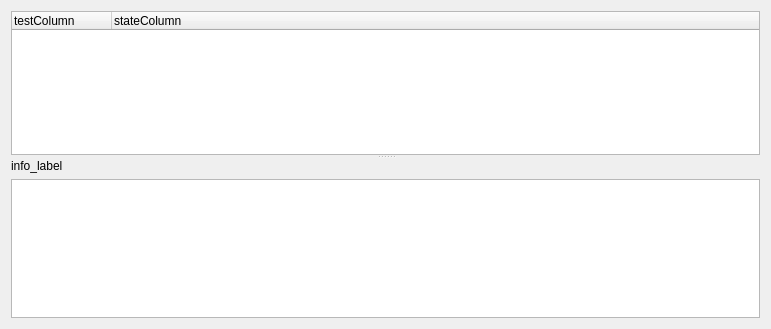
Old version of the form src/plugins/test_runner/src/ui/TestView.ui in the repository dualword/ugene-qt4.
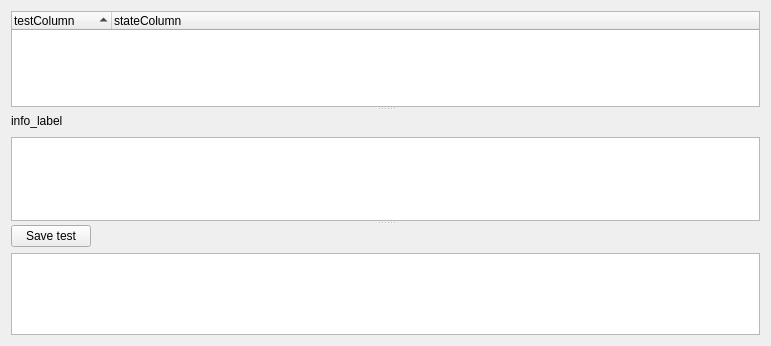
New version of the form.

What changed in the file:
```diff
--- a/src/plugins/test_runner/src/ui/TestView.ui
+++ b/src/plugins/test_runner/src/ui/TestView.ui
@@ -1,27 +1,27 @@
 <ui version="4.0" >
  <class>TestView</class>
- <widget class="QWidget" name="TestView" >
-  <property name="geometry" >
+ <widget class="QWidget" name="TestView">
+  <property name="geometry">
    <rect>
     <x>0</x>
     <y>0</y>
     <width>771</width>
-    <height>329</height>
+    <height>346</height>
    </rect>
   </property>
   <property name="windowTitle" >
    <string>utf_view_title</string>
   </property>
-  <layout class="QVBoxLayout" name="verticalLayout_2" >
+  <layout class="QVBoxLayout" name="verticalLayout_3">
    <item>
-    <widget class="QSplitter" name="splitter" >
-     <property name="orientation" >
+    <widget class="QSplitter" name="splitter">
+     <property name="orientation">
       <enum>Qt::Vertical</enum>
      </property>
-     <property name="childrenCollapsible" >
-      <bool>false</bool>
-     </property>
-     <widget class="QTreeWidget" name="tree" >
+     <widget class="QTreeWidget" name="tree">
+      <property name="sortingEnabled">
+       <bool>true</bool>
+      </property>
       <column>
        <property name="text" >
         <string>testColumn</string>
@@ -33,17 +33,69 @@
        </property>
       </column>
      </widget>
-     <widget class="QWidget" name="layoutWidget" >
-      <layout class="QVBoxLayout" name="verticalLayout" >
+     <widget class="QWidget" name="infoWidget" native="true">
+      <layout class="QVBoxLayout" name="verticalLayout_2">
+       <property name="margin">
+        <number>0</number>
+       </property>
        <item>
-        <widget class="QLabel" name="label" >
-         <property name="text" >
-          <string>info_label</string>
+        <layout class="QHBoxLayout" name="horizontalLayout">
+         <item>
+          <widget class="QLabel" name="label">
+           <property name="enabled">
+            <bool>true</bool>
+           </property>
+           <property name="sizePolicy">
+            <sizepolicy hsizetype="Preferred" vsizetype="Preferred">
+             <horstretch>0</horstretch>
+             <verstretch>0</verstretch>
+            </sizepolicy>
+           </property>
+           <property name="text">
+            <string>info_label</string>
+           </property>
+          </widget>
+         </item>
+         <item>
+          <spacer name="horizontalSpacer">
+           <property name="orientation">
+            <enum>Qt::Horizontal</enum>
+           </property>
+           <property name="sizeHint" stdset="0">
+            <size>
+             <width>40</width>
+             <height>20</height>
+            </size>
+           </property>
+          </spacer>
+         </item>
+        </layout>
+       </item>
+       <item>
+        <widget class="QTextEdit" name="contextInfoEdit"/>
+       </item>
+      </layout>
+     </widget>
+     <widget class="QWidget" name="testEditWidget" native="true">
+      <layout class="QVBoxLayout" name="verticalLayout">
+       <property name="margin">
+        <number>0</number>
+       </property>
+       <item>
+        <widget class="QPushButton" name="saveButton">
+         <property name="sizePolicy">
+          <sizepolicy hsizetype="Fixed" vsizetype="Fixed">
+           <horstretch>0</horstretch>
+           <verstretch>0</verstretch>
+          </sizepolicy>
+         </property>
+         <property name="text">
+          <string>Save test</string>
          </property>
         </widget>
        </item>
        <item>
-        <widget class="QTextEdit" name="contextInfoEdit" />
+        <widget class="QTextEdit" name="testEdit"/>
        </item>
       </layout>
      </widget>
```
Left out of the diff: 9 changed lines with no effect on the pictures.
